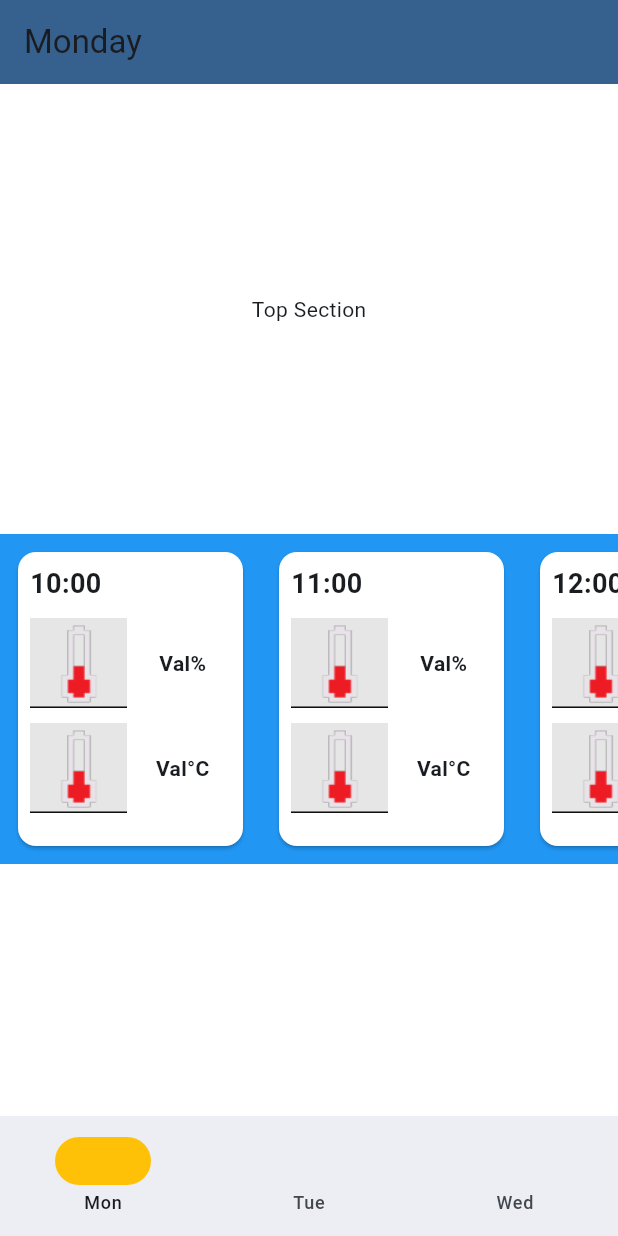
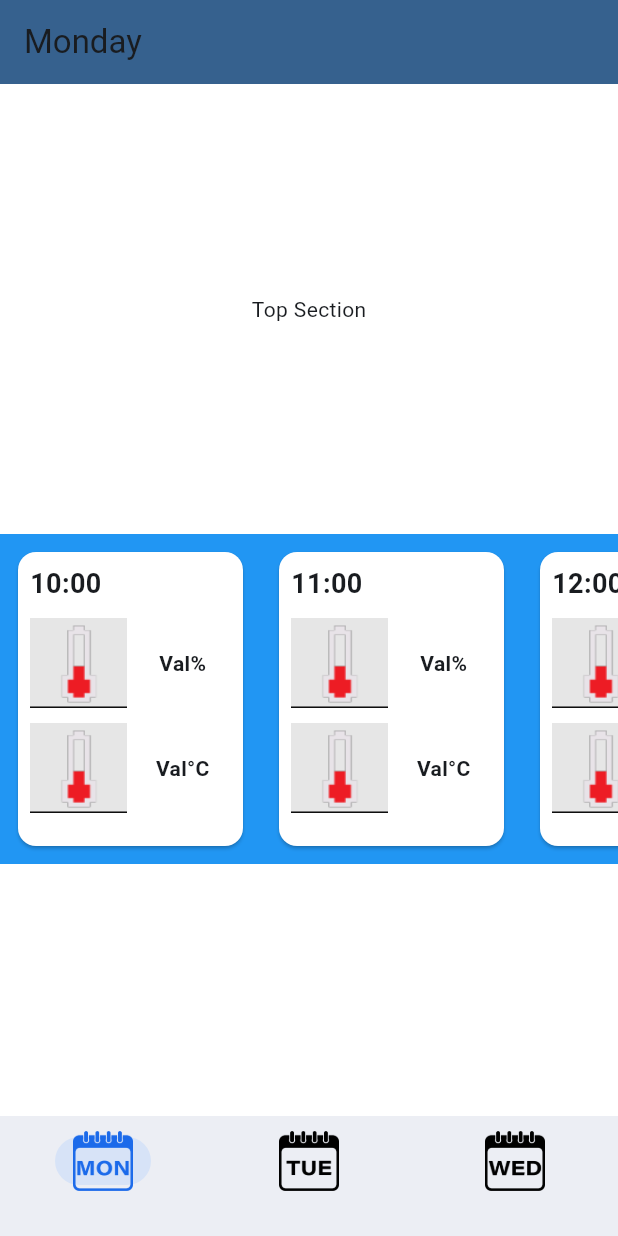
Before and after one commit to OGreenwood672/CamCurrents, a Flutter app: the screen it shows after launch, on a phone screen of 412 x 824 dp. Run offline on Flutter 3.47's test engine with Material 3 defaults, Android fonts, the phone set to English and light mode, and no system bars.

Commit message:
Added tabs

```diff
--- a/lib/mainpage.dart
+++ b/lib/mainpage.dart
@@ -1,4 +1,3 @@
-import 'package:camcurrents/data.dart';
 import 'package:flutter/material.dart';
 import 'package:camcurrents/weathertable.dart';
 
@@ -13,6 +12,7 @@ class MainPage extends StatefulWidget {
 class MainPageState extends State<MainPage> {
 
   int selectedDay = 0;
+  double dayIconSize = 40;
 
   List<Map<String, dynamic>> days = [
     {
@@ -29,13 +29,29 @@ class MainPageState extends State<MainPage> {
     }
   ];
 
+  Widget buildNavigationDestination(int day) {
+    return NavigationDestination(
+      selectedIcon: ColorFiltered(
+        colorFilter: const ColorFilter.mode(Color.fromARGB(255, 27, 106, 234), BlendMode.srcIn),
+        child: Image.asset(
+          'assets/icons/${days[day]["day"].toLowerCase()}.png',
+          width: dayIconSize,
+          height: dayIconSize,
+        ),
+      ),
+      icon: Image.asset('assets/icons/${days[day]["day"].toLowerCase()}.png', width: dayIconSize, height: dayIconSize),
+      label: "",
+    );
+  }
+
+
   @override
   Widget build(BuildContext context) {
     // This method is rerun every time setState is called
     return Scaffold(
       appBar: AppBar(
         backgroundColor: Theme.of(context).colorScheme.primary,
-        title: Text(days[0]["day"]),
+        title: Text(days[selectedDay]["day"]),
       ),
       body: SingleChildScrollView(
         child: Column(
@@ -67,21 +83,12 @@ class MainPageState extends State<MainPage> {
             selectedDay = index;
           });
         },
-        indicatorColor: Colors.amber,
+        // indicatorColor: Colors.amber,
         selectedIndex: selectedDay,
         destinations: <Widget>[
-          NavigationDestination(
-            icon: const SizedBox.shrink(),
-            label: days[0]["nick"],
-          ),
-          NavigationDestination(
-            icon: const SizedBox.shrink(),
-            label: days[1]["nick"],
-          ),
-          NavigationDestination(
-            icon: const SizedBox.shrink(),
-            label: days[2]["nick"],
-          ),
+          buildNavigationDestination(0),
+          buildNavigationDestination(1),
+          buildNavigationDestination(2),
         ],
       ),
     );
--- a/pubspec.yaml
+++ b/pubspec.yaml
@@ -65,6 +65,7 @@ flutter:
   assets:
     - assets/
     - assets/images/
+    - assets/icons/
   #   - images/a_dot_ham.jpeg
 
   # An image asset can refer to one or more resolution-specific "variants", see
```
